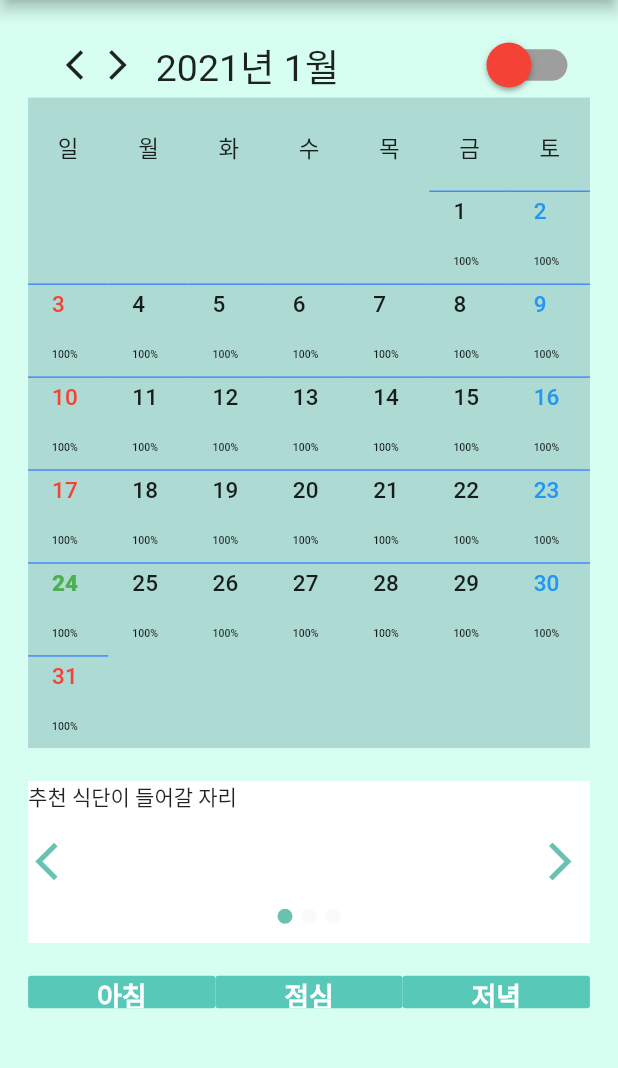
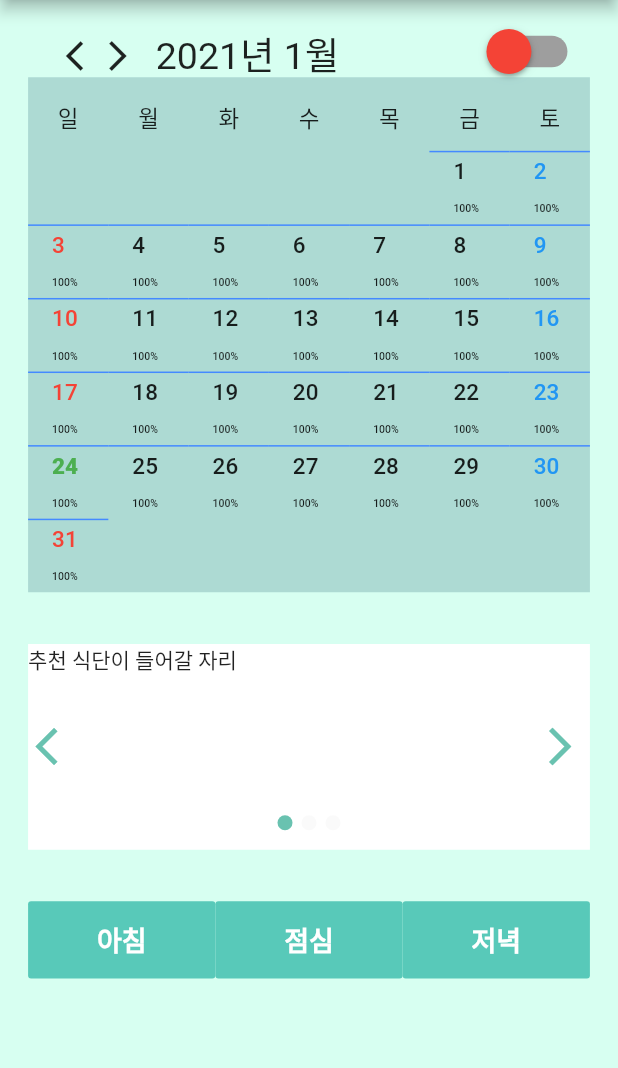
Before and after one commit to WepProglam/Diet, a Flutter app: the screen it shows after launch, on a phone screen of 412 x 824 dp, the part 84-1152 px from its top. Run offline on Flutter 3.47's test engine with Material 2 defaults, Android fonts, the phone set to English and light mode, and no system bars; our stand-ins replace convert, csv, fl_chart, flutter_swiper, sqflite; missing offline and left inert: draw_graph, excel; accounts and stored records are empty.

```diff
--- a/lib/mainPage.dart
+++ b/lib/mainPage.dart
@@ -206,10 +206,10 @@ class _MyHomePageState extends State<MyHomePage> {
                                         : returnGraph()),
                               ),
                               Spacer(
-                                flex: 1,
+                                flex: 2,
                               ),
                               Expanded(
-                                flex: 5,
+                                flex: 8,
                                 child: SizedBox(
                                   width: MediaQuery.of(context).size.width,
                                   child: Swiper(
@@ -227,9 +227,12 @@ class _MyHomePageState extends State<MyHomePage> {
                                   ),
                                 ),
                               ),
-                              Spacer(flex: 1),
+                              Spacer(flex: 2),
                               diet(date.toString()),
                               dietBox(mealTime, date),
+                              Spacer(
+                                flex: 3,
+                              )
                             ],
                           )))),
               Spacer(
@@ -621,7 +624,7 @@ class _MyHomePageState extends State<MyHomePage> {
   Widget diet(String data) {
     //아침 점심 저녁 표시
     return Expanded(
-      flex: 1,
+      flex: 3,
       child: Row(
         children: [
           Expanded(
@@ -702,7 +705,7 @@ class _MyHomePageState extends State<MyHomePage> {
 
     return mealTime != "false"
         ? Expanded(
-            flex: 7,
+            flex: 8,
             child: SizedBox(
                 width: MediaQuery.of(context).size.width,
                 child: Container(
```
